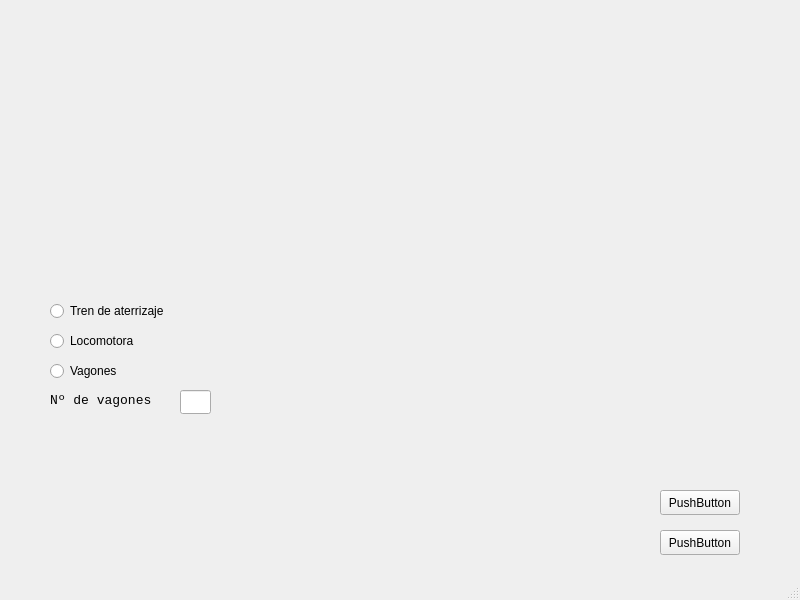
The window that Assigment2/mainwindow.ui (JSlaig/ARCO2020-p2) describes before a commit, drawn with Qt 5.
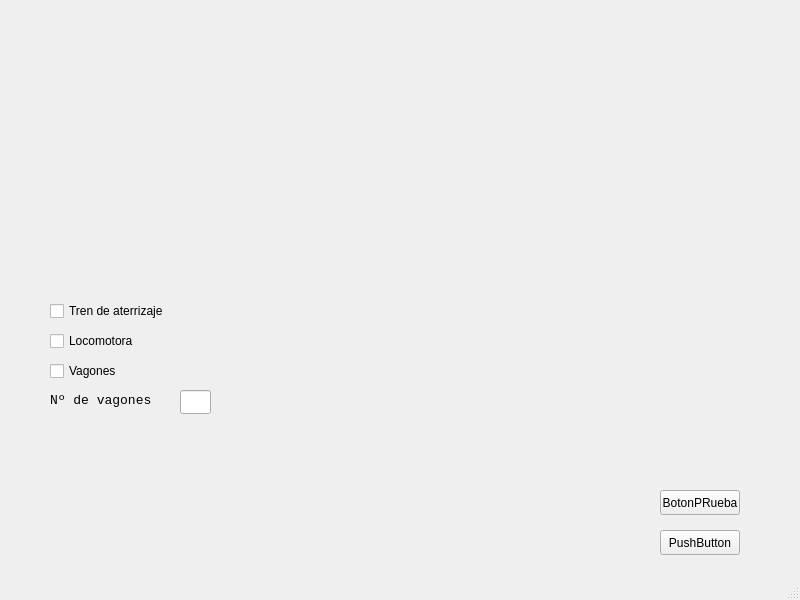
The same window after the commit.

Commit message: Alex buttons repaired

Diff of the .ui file:
```diff
--- a/Assigment2/mainwindow.ui
+++ b/Assigment2/mainwindow.ui
@@ -24,7 +24,7 @@
      </rect>
     </property>
     <property name="text">
-     <string>PushButton</string>
+     <string>BotonPRueba</string>
     </property>
    </widget>
    <widget class="QPushButton" name="pushButton_2">
@@ -40,45 +40,6 @@
      <string>PushButton</string>
     </property>
    </widget>
-   <widget class="QRadioButton" name="buttonTrenAterrizaje">
-    <property name="geometry">
-     <rect>
-      <x>50</x>
-      <y>300</y>
-      <width>131</width>
-      <height>22</height>
-     </rect>
-    </property>
-    <property name="text">
-     <string>Tren de aterrizaje</string>
-    </property>
-   </widget>
-   <widget class="QRadioButton" name="buttonLocomotora">
-    <property name="geometry">
-     <rect>
-      <x>50</x>
-      <y>330</y>
-      <width>97</width>
-      <height>22</height>
-     </rect>
-    </property>
-    <property name="text">
-     <string>Locomotora</string>
-    </property>
-   </widget>
-   <widget class="QRadioButton" name="buttonVagones">
-    <property name="geometry">
-     <rect>
-      <x>50</x>
-      <y>360</y>
-      <width>97</width>
-      <height>22</height>
-     </rect>
-    </property>
-    <property name="text">
-     <string>Vagones</string>
-    </property>
-   </widget>
    <widget class="QLineEdit" name="lineEditnumVagones">
     <property name="geometry">
      <rect>
@@ -108,6 +69,45 @@
      <string>Nº de vagones</string>
     </property>
    </widget>
+   <widget class="QCheckBox" name="checkBox_Locomotora">
+    <property name="geometry">
+     <rect>
+      <x>50</x>
+      <y>330</y>
+      <width>101</width>
+      <height>22</height>
+     </rect>
+    </property>
+    <property name="text">
+     <string>Locomotora</string>
+    </property>
+   </widget>
+   <widget class="QCheckBox" name="checkBox_TrenAterrizaje">
+    <property name="geometry">
+     <rect>
+      <x>50</x>
+      <y>300</y>
+      <width>131</width>
+      <height>22</height>
+     </rect>
+    </property>
+    <property name="text">
+     <string>Tren de aterrizaje</string>
+    </property>
+   </widget>
+   <widget class="QCheckBox" name="checkBox_Vagones">
+    <property name="geometry">
+     <rect>
+      <x>50</x>
+      <y>360</y>
+      <width>83</width>
+      <height>22</height>
+     </rect>
+    </property>
+    <property name="text">
+     <string>Vagones</string>
+    </property>
+   </widget>
   </widget>
   <widget class="QStatusBar" name="statusbar"/>
  </widget>
```
Left out of the diff: 2 changed lines with no effect on the pictures. The commit also changes 7 other files.
